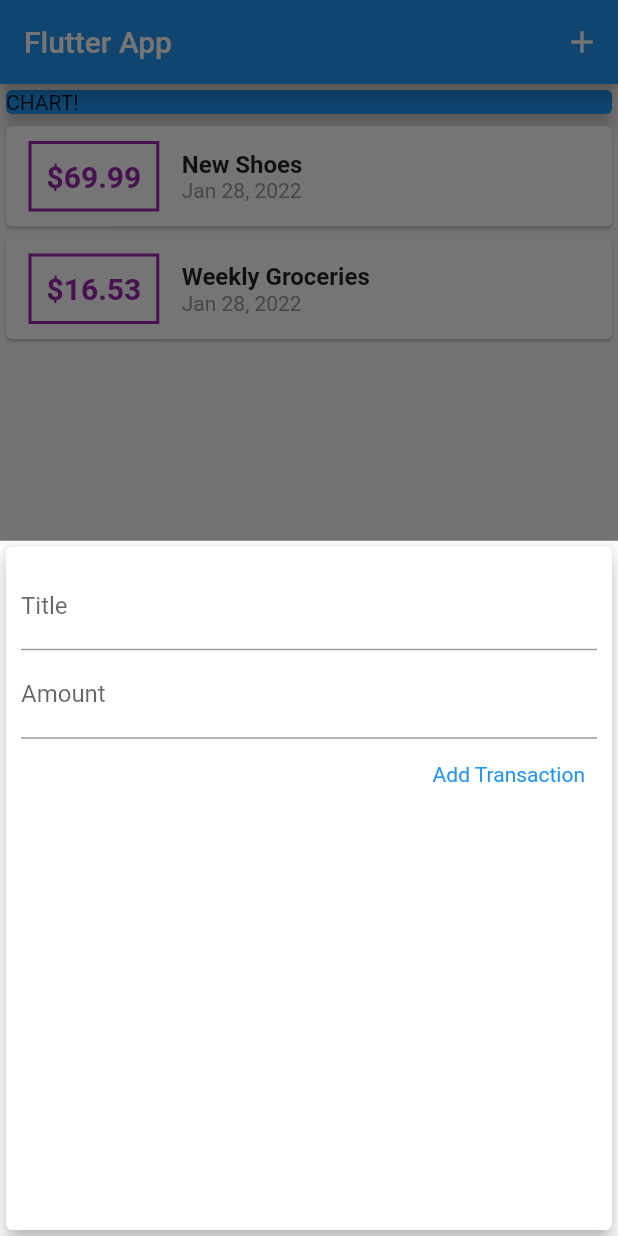
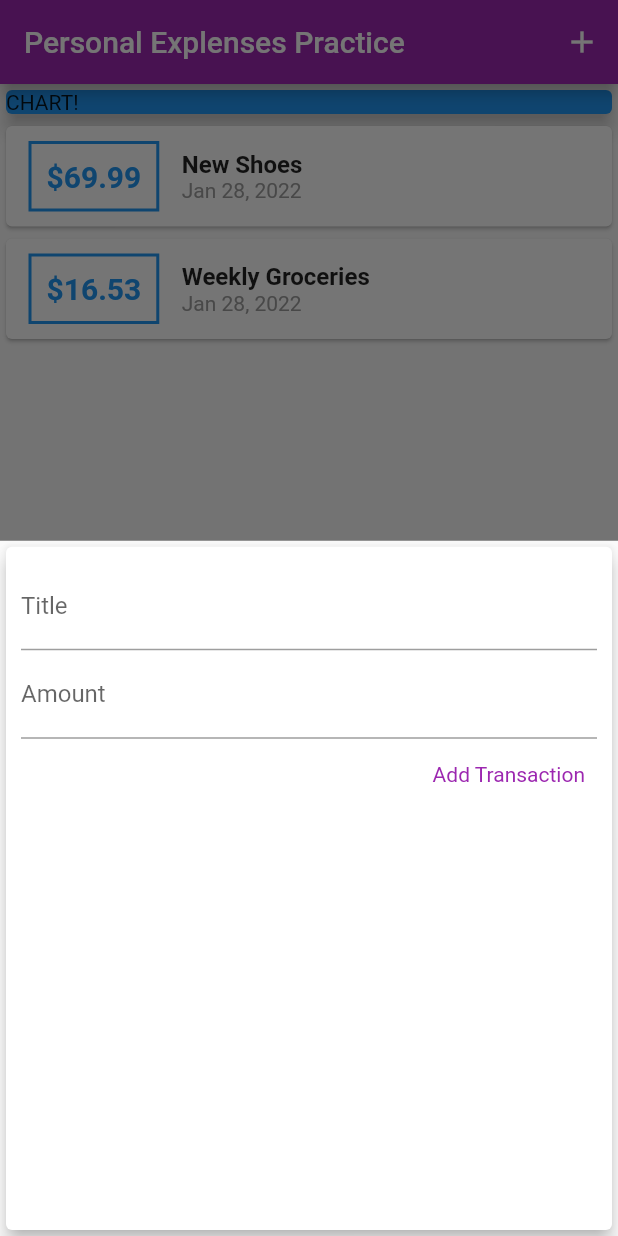
Before and after one commit to Jeordman/basic_budget_flutter_practice, a Flutter app: the screen it shows after launch, after a tap on the "add" icon, on a phone screen of 412 x 824 dp. Run offline on Flutter 3.47's test engine with Material 2 defaults, Android fonts, the phone set to English and light mode, and no system bars.

Commit message:
apply theme

```diff
--- a/lib/main.dart
+++ b/lib/main.dart
@@ -11,9 +11,13 @@ class MyApp extends StatelessWidget {
 
   @override
   Widget build(BuildContext context) {
-    return const MaterialApp(
-      title: "Flutter App",
-      home: MyHomePage(),
+    return MaterialApp(
+      title: "Personal Explenses Practice",
+      theme: ThemeData(
+        colorScheme: ColorScheme.fromSwatch(primarySwatch: Colors.purple)
+            .copyWith(secondary: Colors.amber),
+      ),
+      home: const MyHomePage(),
     );
   }
 }
@@ -71,7 +75,7 @@ class _MyHomePageState extends State<MyHomePage> {
   Widget build(BuildContext context) {
     return Scaffold(
       appBar: AppBar(
-        title: const Text('Flutter App'),
+        title: const Text('Personal Explenses Practice'),
         actions: <Widget>[
           IconButton(
             icon: const Icon(Icons.add),
--- a/lib/widgets/new_transaction.dart
+++ b/lib/widgets/new_transaction.dart
@@ -1,11 +1,18 @@
 import 'package:flutter/material.dart';
 
-class NewTransaction extends StatelessWidget {
+class NewTransaction extends StatefulWidget {
   final Function addTx;
+
+  const NewTransaction({Key? key, required this.addTx}) : super(key: key);
+
+  @override
+  State<NewTransaction> createState() => _NewTransactionState();
+}
+
+class _NewTransactionState extends State<NewTransaction> {
   final titleController = TextEditingController();
+
   final amountController = TextEditingController();
-
-  NewTransaction({Key? key, required this.addTx}) : super(key: key);
 
   validateTextFields() {
     if (titleController.text.isEmpty ||
@@ -20,7 +27,10 @@ class NewTransaction extends StatelessWidget {
     final enteredTitle = titleController.text;
     final enteredAmount = double.parse(amountController.text);
     if (validateTextFields() == false) return;
-    addTx(enteredTitle, enteredAmount);
+    //! access the widget's property
+    widget.addTx(enteredTitle, enteredAmount);
+    // close the TOP level widget
+    Navigator.of(context).pop();
   }
 
   @override
--- a/lib/widgets/transaction_list.dart
+++ b/lib/widgets/transaction_list.dart
@@ -25,17 +25,17 @@ class TransactionList extends StatelessWidget {
                   ),
                   decoration: BoxDecoration(
                     border: Border.all(
-                      color: Colors.purple,
+                      color: Theme.of(context).primaryColor,
                       width: 2,
                     ),
                   ),
                   padding: const EdgeInsets.all(10),
                   child: Text(
                     '\$${transactions[index].amount.toStringAsFixed(2)}',
-                    style: const TextStyle(
+                    style: TextStyle(
                       fontWeight: FontWeight.bold,
                       fontSize: 20,
-                      color: Colors.purple,
+                      color: Theme.of(context).primaryColor,
                     ),
                   ),
                 ),
```
